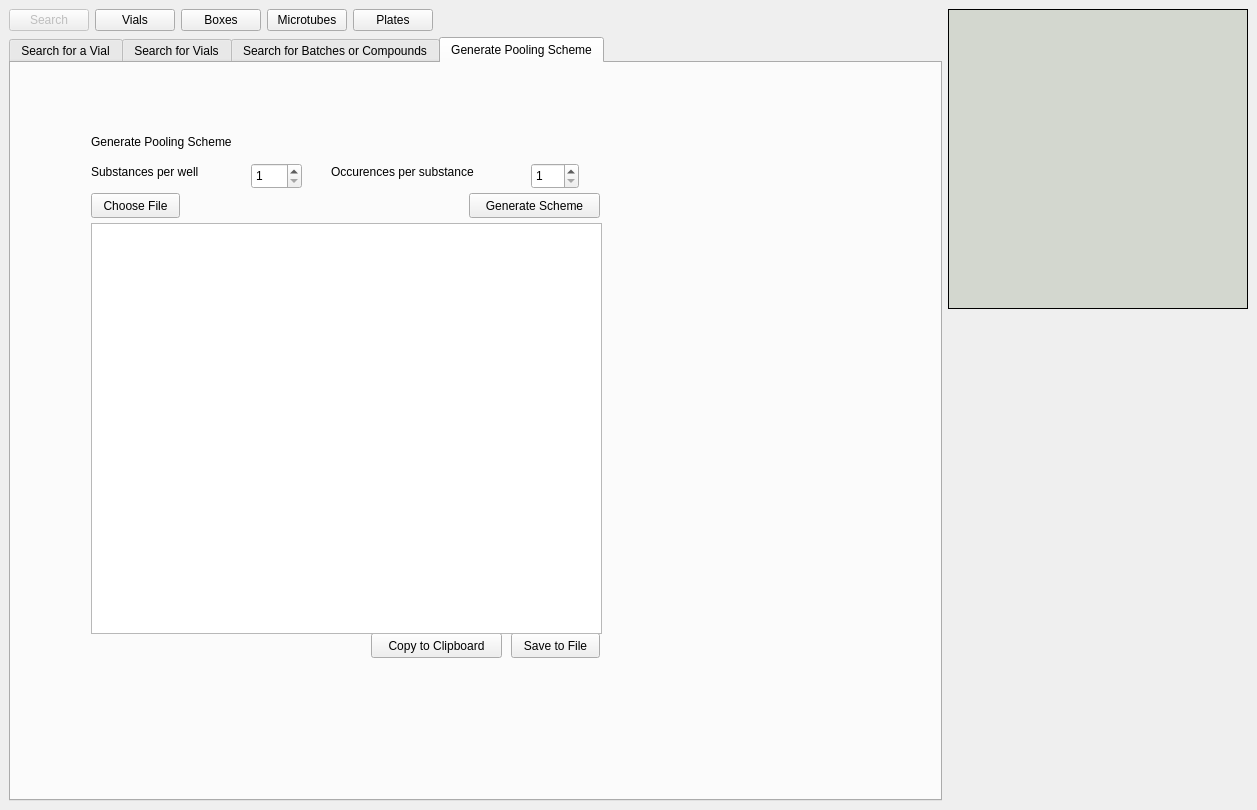
First picture: the form in frontend/assets/searchwindow.ui, repository dahlbma/cello, before the edit.
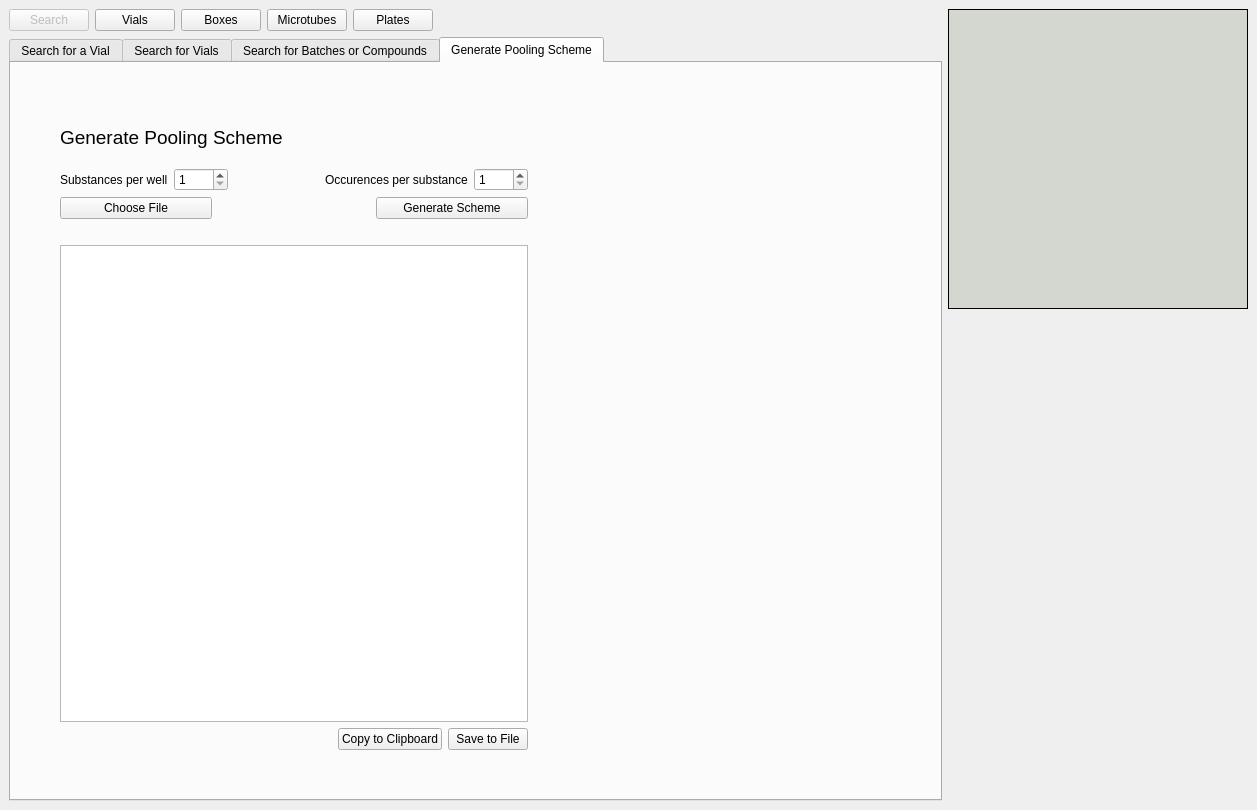
Second picture: the form after the edit. The open tabs and pages were chosen to show the change.

Commit message: Alert user on duplicate batch_ids in pooling

Diff of the .ui file:
```diff
--- a/frontend/assets/searchwindow.ui
+++ b/frontend/assets/searchwindow.ui
@@ -762,158 +762,215 @@
          <attribute name="title">
           <string>Generate Pooling Scheme</string>
          </attribute>
-         <widget class="QPushButton" name="pool_input_btn">
-          <property name="geometry">
-           <rect>
-            <x>80</x>
-            <y>130</y>
-            <width>89</width>
-            <height>25</height>
-           </rect>
-          </property>
-          <property name="text">
-           <string>Choose File</string>
-          </property>
-         </widget>
-         <widget class="QPushButton" name="pool_gen_btn">
-          <property name="geometry">
-           <rect>
-            <x>458</x>
-            <y>130</y>
-            <width>131</width>
-            <height>25</height>
-           </rect>
-          </property>
-          <property name="text">
-           <string>Generate Scheme</string>
-          </property>
-         </widget>
-         <widget class="QLabel" name="pool_file_status_lab">
-          <property name="geometry">
-           <rect>
-            <x>170</x>
-            <y>130</y>
-            <width>281</width>
-            <height>17</height>
-           </rect>
-          </property>
-          <property name="text">
-           <string/>
-          </property>
-         </widget>
-         <widget class="QLabel" name="label_7">
-          <property name="geometry">
-           <rect>
-            <x>80</x>
-            <y>70</y>
-            <width>181</width>
-            <height>17</height>
-           </rect>
-          </property>
-          <property name="text">
-           <string>Generate Pooling Scheme</string>
-          </property>
-         </widget>
-         <widget class="QPushButton" name="pool_scheme_to_file_btn">
-          <property name="geometry">
-           <rect>
-            <x>500</x>
-            <y>570</y>
-            <width>89</width>
-            <height>25</height>
-           </rect>
-          </property>
-          <property name="text">
-           <string>Save to File</string>
-          </property>
-         </widget>
-         <widget class="QPushButton" name="pool_scheme_to_cb_btn">
-          <property name="geometry">
-           <rect>
-            <x>360</x>
-            <y>570</y>
-            <width>131</width>
-            <height>25</height>
-           </rect>
-          </property>
-          <property name="text">
-           <string>Copy to Clipboard</string>
-          </property>
-         </widget>
-         <widget class="QSpinBox" name="pool_m_sb">
-          <property name="geometry">
-           <rect>
-            <x>240</x>
-            <y>100</y>
-            <width>51</width>
-            <height>26</height>
-           </rect>
-          </property>
-          <property name="minimum">
-           <number>1</number>
-          </property>
-          <property name="maximum">
-           <number>1000</number>
-          </property>
-         </widget>
-         <widget class="QSpinBox" name="pool_k_sb">
-          <property name="geometry">
-           <rect>
-            <x>520</x>
-            <y>100</y>
-            <width>48</width>
-            <height>26</height>
-           </rect>
-          </property>
-          <property name="minimum">
-           <number>1</number>
-          </property>
-          <property name="maximum">
-           <number>1000</number>
-          </property>
-         </widget>
-         <widget class="QLabel" name="label">
-          <property name="geometry">
-           <rect>
-            <x>80</x>
-            <y>100</y>
-            <width>141</width>
-            <height>17</height>
-           </rect>
-          </property>
-          <property name="text">
-           <string>Substances per well</string>
-          </property>
-         </widget>
-         <widget class="QLabel" name="label_8">
-          <property name="geometry">
-           <rect>
-            <x>320</x>
-            <y>100</y>
-            <width>181</width>
-            <height>17</height>
-           </rect>
-          </property>
-          <property name="text">
-           <string>Occurences per substance</string>
-          </property>
-         </widget>
-         <widget class="QPlainTextEdit" name="pool_scheme_tb">
-          <property name="geometry">
-           <rect>
-            <x>80</x>
-            <y>160</y>
-            <width>511</width>
-            <height>411</height>
-           </rect>
-          </property>
-          <property name="lineWrapMode">
-           <enum>QPlainTextEdit::NoWrap</enum>
-          </property>
-          <property name="readOnly">
-           <bool>true</bool>
-          </property>
-         </widget>
+         <layout class="QGridLayout" name="gridLayout_9">
+          <item row="0" column="1">
+           <spacer name="verticalSpacer_8">
+            <property name="orientation">
+             <enum>Qt::Vertical</enum>
+            </property>
+            <property name="sizeType">
+             <enum>QSizePolicy::Preferred</enum>
+            </property>
+            <property name="sizeHint" stdset="0">
+             <size>
+              <width>20</width>
+              <height>40</height>
+             </size>
+            </property>
+           </spacer>
+          </item>
+          <item row="1" column="0">
+           <spacer name="horizontalSpacer_8">
+            <property name="orientation">
+             <enum>Qt::Horizontal</enum>
+            </property>
+            <property name="sizeType">
+             <enum>QSizePolicy::Preferred</enum>
+            </property>
+            <property name="sizeHint" stdset="0">
+             <size>
+              <width>40</width>
+              <height>20</height>
+             </size>
+            </property>
+           </spacer>
+          </item>
+          <item row="1" column="1" colspan="2">
+           <layout class="QVBoxLayout" name="verticalLayout_2">
+            <item>
+             <widget class="QLabel" name="label_7">
+              <property name="minimumSize">
+               <size>
+                <width>0</width>
+                <height>50</height>
+               </size>
+              </property>
+              <property name="font">
+               <font>
+                <pointsize>14</pointsize>
+               </font>
+              </property>
+              <property name="text">
+               <string>Generate Pooling Scheme</string>
+              </property>
+             </widget>
+            </item>
+            <item>
+             <layout class="QHBoxLayout" name="horizontalLayout">
+              <item>
+               <widget class="QLabel" name="label">
+                <property name="text">
+                 <string>Substances per well</string>
+                </property>
+               </widget>
+              </item>
+              <item>
+               <widget class="QSpinBox" name="pool_m_sb">
+                <property name="minimum">
+                 <number>1</number>
+                </property>
+                <property name="maximum">
+                 <number>1000</number>
+                </property>
+               </widget>
+              </item>
+              <item>
+               <spacer name="horizontalSpacer_6">
+                <property name="orientation">
+                 <enum>Qt::Horizontal</enum>
+                </property>
+                <property name="sizeHint" stdset="0">
+                 <size>
+                  <width>40</width>
+                  <height>20</height>
+                 </size>
+                </property>
+               </spacer>
+              </item>
+              <item>
+               <widget class="QLabel" name="label_8">
+                <property name="text">
+                 <string>Occurences per substance</string>
+                </property>
+               </widget>
+              </item>
+              <item>
+               <widget class="QSpinBox" name="pool_k_sb">
+                <property name="minimum">
+                 <number>1</number>
+                </property>
+                <property name="maximum">
+                 <number>1000</number>
+                </property>
+               </widget>
+              </item>
+             </layout>
+            </item>
+            <item>
+             <layout class="QHBoxLayout" name="horizontalLayout_3">
+              <item>
+               <widget class="QPushButton" name="pool_input_btn">
+                <property name="text">
+                 <string>Choose File</string>
+                </property>
+               </widget>
+              </item>
+              <item>
+               <widget class="QLabel" name="pool_file_lab">
+                <property name="text">
+                 <string/>
+                </property>
+               </widget>
+              </item>
+              <item>
+               <widget class="QPushButton" name="pool_gen_btn">
+                <property name="text">
+                 <string>Generate Scheme</string>
+                </property>
+               </widget>
+              </item>
+             </layout>
+            </item>
+            <item>
+             <widget class="QLabel" name="pool_status_lab">
+              <property name="styleSheet">
+               <string notr="true">color: red</string>
+              </property>
+             </widget>
+            </item>
+            <item>
+             <widget class="QPlainTextEdit" name="pool_scheme_tb">
+              <property name="lineWrapMode">
+               <enum>QPlainTextEdit::NoWrap</enum>
+              </property>
+              <property name="readOnly">
+               <bool>true</bool>
+              </property>
+             </widget>
+            </item>
+            <item>
+             <layout class="QHBoxLayout" name="horizontalLayout_5">
+              <item>
+               <spacer name="horizontalSpacer_7">
+                <property name="orientation">
+                 <enum>Qt::Horizontal</enum>
+                </property>
+                <property name="sizeHint" stdset="0">
+                 <size>
+                  <width>278</width>
+                  <height>20</height>
+                 </size>
+                </property>
+               </spacer>
+              </item>
+              <item>
+               <widget class="QPushButton" name="pool_scheme_to_cb_btn">
+                <property name="text">
+                 <string>Copy to Clipboard</string>
+                </property>
+               </widget>
+              </item>
+              <item>
+               <widget class="QPushButton" name="pool_scheme_to_file_btn">
+                <property name="text">
+                 <string>Save to File</string>
+                </property>
+               </widget>
+              </item>
+             </layout>
+            </item>
+           </layout>
+          </item>
+          <item row="1" column="3">
+           <spacer name="horizontalSpacer_9">
+            <property name="orientation">
+             <enum>Qt::Horizontal</enum>
+            </property>
+            <property name="sizeHint" stdset="0">
+             <size>
+              <width>339</width>
+              <height>20</height>
+             </size>
+            </property>
+           </spacer>
+          </item>
+          <item row="2" column="2">
+           <spacer name="verticalSpacer_3">
+            <property name="orientation">
+             <enum>Qt::Vertical</enum>
+            </property>
+            <property name="sizeType">
+             <enum>QSizePolicy::Preferred</enum>
+            </property>
+            <property name="sizeHint" stdset="0">
+             <size>
+              <width>20</width>
+              <height>40</height>
+             </size>
+            </property>
+           </spacer>
+          </item>
+         </layout>
         </widget>
        </widget>
       </item>
```
Left out of the diff: 2 changed lines with no effect on the pictures. The commit also changes 1 other file.
